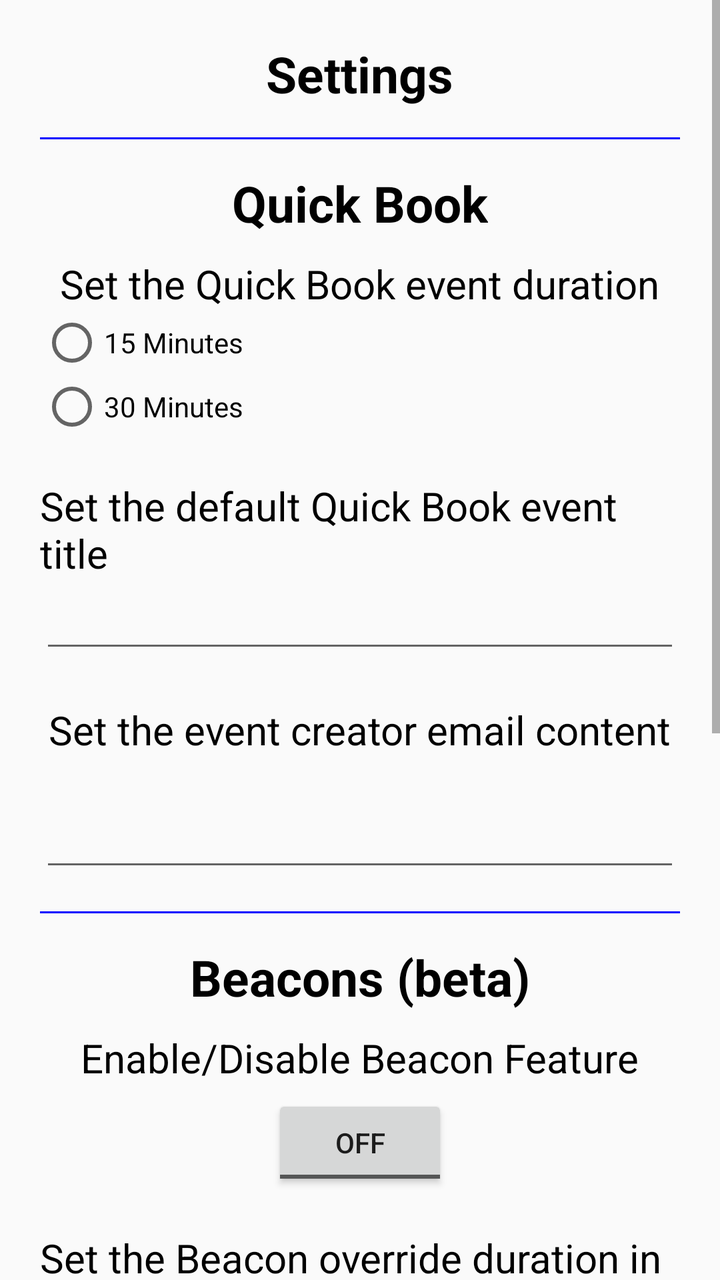
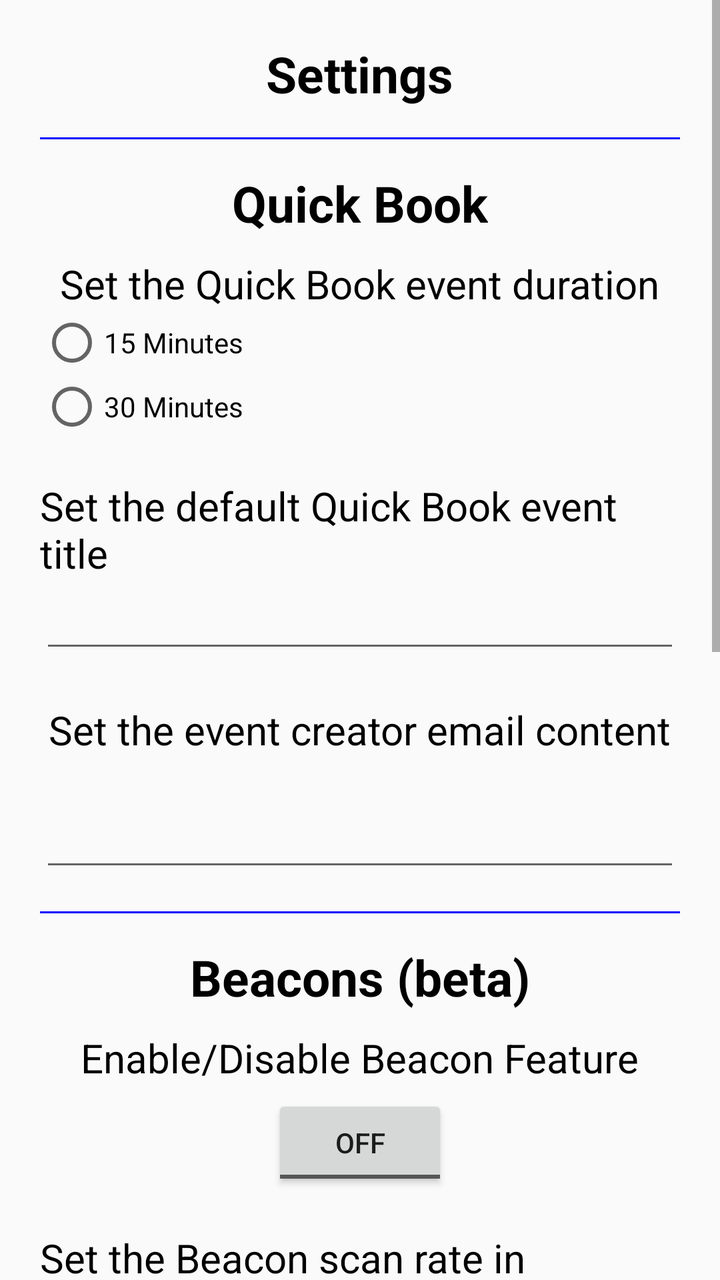

The first picture is an Android layout as it rendered before a commit; the second is the same layout after the commit. The layout source and the unified diff follow.
<!-- AndroidManifest.xml: application theme AppTheme -->
<!-- res/layout/settings_dialogue_fragment.xml -->
<?xml version="1.0" encoding="utf-8"?>
<layout xmlns:android="http://schemas.android.com/apk/res/android">

    <data/>
    <ScrollView
        android:layout_width="match_parent"
        android:layout_height="match_parent"
        android:minWidth="1000dp"
        >

        <LinearLayout
            android:layout_width="match_parent"
            android:layout_height="match_parent"
            android:orientation="vertical"
            android:gravity="center_horizontal"
            android:padding="20dp">

            <TextView
                style="@style/text_heading"
                android:text="@string/settings_title"
                android:gravity="center_horizontal"
                />

            <View style="@style/horizontal_line" />
            <TextView
                style="@style/text_heading"
                android:text="@string/quickbook_title"
                android:gravity="center_horizontal"
                />

            <TextView
                style="@style/text_content_link"
                android:text="@string/settings_event_duration_txt"
                android:layout_marginTop="10dp"
                />

            <RadioGroup
                android:id="@+id/settings_event_duration_container"
                android:layout_width="fill_parent"
                android:layout_height="wrap_content"
                android:orientation="vertical">
                <RadioButton
                    android:id="@+id/settings_event_duration_15min"
                    style="@style/button"
                    android:text="@string/settings_event_duration_15min"
                    />
                <RadioButton
                    android:id="@+id/settings_event_duration_30min"
                    style="@style/button"
                    android:text="@string/settings_event_duration_30min"
                    />
            </RadioGroup>

            <TextView
                style="@style/text_content_link"
                android:text="@string/settings_event_book_title_txt"
                android:layout_marginTop="20dp"
                />
            <EditText
                android:id="@+id/edit_event_title"
                style="@style/edit_standard"
                />

            <TextView
                style="@style/text_content_link"
                android:text="@string/settings_email_content_title_txt"
                android:layout_marginTop="20dp"
                />
            <EditText
                android:id="@+id/edit_email_content"
                style="@style/edit_multiline"
                />

            <View style="@style/horizontal_line" />
            <TextView
                style="@style/text_heading"
                android:text="@string/beacons_title"
                android:gravity="center_horizontal"
                />

            <TextView
                style="@style/text_content_link"
                android:text="@string/settings_beacon_toggle"
                android:layout_width="wrap_content"
                android:layout_marginTop="10dp"
                android:layout_marginBottom="5dp"
                />

            <ToggleButton
                android:id="@+id/settings_beacon_toggle_button"
                android:layout_width="wrap_content"
                android:layout_height="wrap_content"
                />
            <TextView
                android:id="@+id/settings_beacon_disabled"
                style="@style/text_content"
                android:text="@string/settings_beacon_disabled"
                android:layout_width="wrap_content"
                android:layout_marginTop="10dp"
                android:layout_marginBottom="5dp"
                android:textColor="@color/text_warning"
                android:visibility="gone"
                />

            <TextView
                style="@style/text_content_link"
                android:text="@string/settings_beacon_override_duration"
                android:layout_marginTop="20dp"
                />
            <EditText
                android:id="@+id/edit_beacon_override"
                style="@style/edit_standard"
                android:inputType="number"
                android:maxLength="3"
                />

            <TextView
                style="@style/text_content_link"
                android:text="@string/settings_beacon_distance"
                android:layout_marginTop="20dp"
                />
            <SeekBar
                android:id="@+id/seek_beacon_trigger_distance"
                android:layout_width="match_parent"
                android:layout_height="wrap_content"
                android:layout_marginTop="10dp"
                android:max="9"
                android:focusableInTouchMode="true"
                android:focusable="true"
                >
            </SeekBar>
            <TextView
                android:id="@+id/seek_beacon_trigger_distance_value"
                android:layout_width="wrap_content"
                android:layout_height="wrap_content" />

            <View style="@style/horizontal_line" />
            <TextView
                style="@style/text_heading"
                android:text="@string/resources_title"
                android:gravity="center_horizontal"
                />

            <TextView
                style="@style/text_content_link"
                android:text="@string/settings_refresh_resources_txt"
                android:layout_width="wrap_content"
                android:layout_marginTop="20dp"
                />
            <Button
                android:id="@+id/settings_refresh_resources_button"
                android:layout_width="wrap_content"
                android:layout_height="wrap_content"
                android:text="@string/settings_refresh_resources_btn"/>

            <View style="@style/horizontal_line" />

            <Button
                style="@style/button"
                android:id="@+id/settings_done_button"
                android:text="@string/close_btn"
                android:layout_marginTop="10dp"/>

        </LinearLayout>
    </ScrollView>
</layout>
<!-- resources referenced by this layout -->
<resources>
  <color name="text_warning">#FF0000</color>
  <string name="beacons_title">Beacons (beta)</string>
  <string name="close_btn">Close</string>
  <string name="quickbook_title">Quick Book</string>
  <string name="resources_title">Resources</string>
  <string name="settings_beacon_disabled">This feature is not available for this version of Android</string>
  <string name="settings_beacon_distance">Set the Beacon trigger distance in metres</string>
  <string name="settings_beacon_override_duration">Set the Beacon override duration in seconds</string>
  <string name="settings_beacon_toggle">Enable/Disable Beacon Feature</string>
  <string name="settings_email_content_title_txt">Set the event creator email content</string>
  <string name="settings_event_book_title_txt">Set the default Quick Book event title</string>
  <string name="settings_event_duration_15min">15 Minutes</string>
  <string name="settings_event_duration_30min">30 Minutes</string>
  <string name="settings_event_duration_txt">Set the Quick Book event duration</string>
  <string name="settings_refresh_resources_btn">Refresh Resources</string>
  <string name="settings_refresh_resources_txt">Refresh the resource list from the server.</string>
  <string name="settings_title">Settings</string>
  <style name="button">
          <item name="android:layout_width">wrap_content</item>
          <item name="android:layout_height">wrap_content</item>
      </style>&gt;
  <style name="edit_multiline" parent="edit">
          <item name="android:maxLength">100</item>
          <item name="android:inputType">textMultiLine</item>
          <item name="android:lines">3</item>
          <item name="android:minLines">2</item>
          <item name="android:gravity">top|left</item>
          <item name="android:maxLines">5</item>
          <item name="android:scrollbars">vertical</item>
      </style>
  <style name="edit_standard" parent="edit">
          <item name="android:maxLength">15</item>
          <item name="android:singleLine">true</item>
      </style>
  <style name="horizontal_line">
          <item name="android:layout_width">fill_parent</item>
          <item name="android:layout_height">1dp</item>
          <item name="android:background">@color/horizontalLine</item>
          <item name="android:layout_marginTop">15dp</item>
          <item name="android:layout_marginBottom">15dp</item>
      </style>
  <style name="text_content" parent="text">
          <item name="android:textSize">20sp</item>
      </style>
  <style name="text_content_link" parent="text">
          <item name="android:textSize">20sp</item>
          <item name="android:autoLink">web</item>
      </style>
  <style name="text_heading" parent="text">
          <item name="android:textSize">25sp</item>
          <item name="android:textStyle">bold</item>
      </style>
  <style name="AppTheme" parent="Theme.AppCompat.Light.DarkActionBar">
          
          <item name="colorPrimary">@color/colorPrimary</item>
          <item name="colorPrimaryDark">@color/colorPrimaryDark</item>
          <item name="colorAccent">@color/colorAccent</item>
      </style>
  <style name="edit">
          <item name="android:layout_width">match_parent</item>
          <item name="android:layout_height">wrap_content</item>
          <item name="android:textColor">@color/text_standard</item>
      </style>
  <color name="horizontalLine">#FF0000FF</color>
  <style name="text">
          <item name="android:layout_width">wrap_content</item>
          <item name="android:layout_height">wrap_content</item>
          <item name="android:textColor">@color/text_standard</item>
      </style>
  <color name="colorPrimary">#3F51B5</color>
  <color name="colorPrimaryDark">#303F9F</color>
  <color name="colorAccent">#FF4081</color>
  <color name="text_standard">#000000</color>
</resources>

<!-- the commit's change to res/layout/settings_dialogue_fragment.xml (unified diff, before → after) -->
@@ -104,15 +104,64 @@
 
             <TextView
                 style="@style/text_content_link"
+                android:text="@string/settings_beacon_scan_rate"
+                android:layout_marginTop="20dp"
+                />
+            <SeekBar
+                android:id="@+id/seek_beacon_scan_rate"
+                android:layout_width="match_parent"
+                android:layout_height="wrap_content"
+                android:layout_marginTop="10dp"
+                android:max="29"
+                android:focusableInTouchMode="true"
+                android:focusable="true"
+                />
+            <LinearLayout
+                android:layout_width="match_parent"
+                android:layout_height="wrap_content"
+                android:orientation="horizontal">
+                <TextView
+                    android:layout_width="0dp"
+                    android:layout_height="wrap_content"
+                    android:layout_weight="0.33"
+                    android:text="@string/settings_beacon_scan_rate_label1"
+                    />
+                <TextView
+                    android:id="@+id/seek_beacon_scan_rate_value"
+                    android:layout_width="0dp"
+                    android:layout_height="wrap_content"
+                    android:layout_weight="0.33"
+                    android:gravity="center"/>
+                <TextView
+                    android:layout_width="0dp"
+                    android:layout_height="wrap_content"
+                    android:layout_weight="0.33"
+                    android:text="@string/settings_beacon_scan_rate_label2"
+                    android:gravity="right"
+                    />
+            </LinearLayout>
+
+
+            <TextView
+                style="@style/text_content_link"
                 android:text="@string/settings_beacon_override_duration"
                 android:layout_marginTop="20dp"
                 />
-            <EditText
-                android:id="@+id/edit_beacon_override"
-                style="@style/edit_standard"
-                android:inputType="number"
-                android:maxLength="3"
-                />
+            <SeekBar
+                android:id="@+id/seek_beacon_override_duration"
+                android:layout_width="match_parent"
+                android:layout_height="wrap_content"
+                android:layout_marginTop="10dp"
+                android:max="99"
+                android:focusableInTouchMode="true"
+                android:focusable="true"
+                />
+            <TextView
+                android:id="@+id/seek_beacon_override_duration_value"
+                android:layout_width="match_parent"
+                android:layout_height="wrap_content"
+                android:gravity="center"/>
+
 
             <TextView
                 style="@style/text_content_link"
@@ -127,12 +176,12 @@
                 android:max="9"
                 android:focusableInTouchMode="true"
                 android:focusable="true"
-                >
-            </SeekBar>
+                />
             <TextView
                 android:id="@+id/seek_beacon_trigger_distance_value"
-                android:layout_width="wrap_content"
-                android:layout_height="wrap_content" />
+                android:layout_width="match_parent"
+                android:layout_height="wrap_content"
+                android:gravity="center"/>
 
             <View style="@style/horizontal_line" />
             <TextView
<!-- resource entries referenced after the edit -->
@@ -8,6 +8,9 @@
   <string name="settings_beacon_disabled">This feature is not available for this version of Android</string>
   <string name="settings_beacon_distance">Set the Beacon trigger distance in metres</string>
   <string name="settings_beacon_override_duration">Set the Beacon override duration in seconds</string>
+  <string name="settings_beacon_scan_rate">Set the Beacon scan rate in seconds</string>
+  <string name="settings_beacon_scan_rate_label1">More \nResponsive</string>
+  <string name="settings_beacon_scan_rate_label2">Better \nBattery</string>
   <string name="settings_beacon_toggle">Enable/Disable Beacon Feature</string>
   <string name="settings_email_content_title_txt">Set the event creator email content</string>
   <string name="settings_event_book_title_txt">Set the default Quick Book event title</string>
